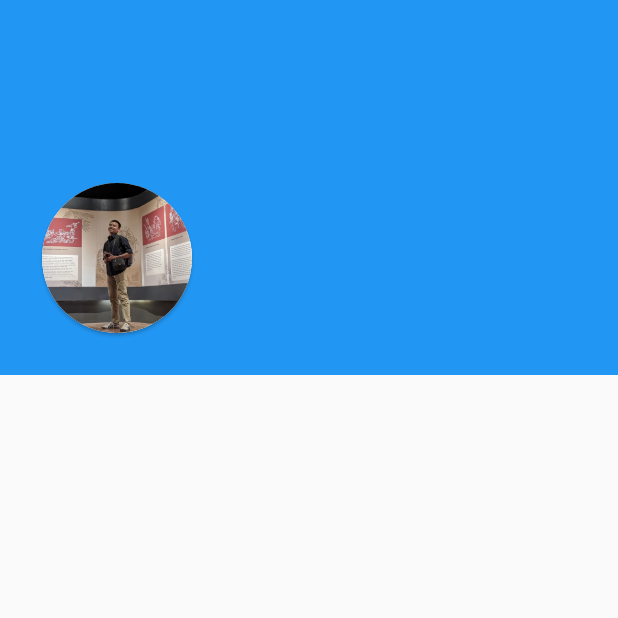
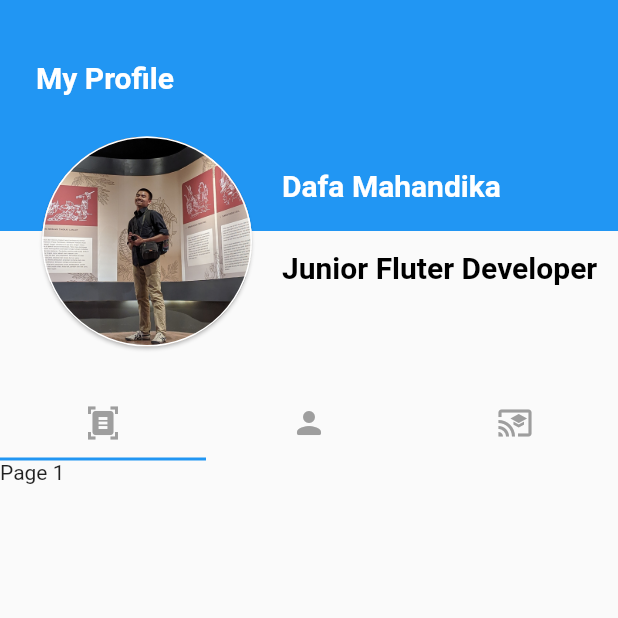
Before and after one commit to dafamahandika/flutter-chlorine-zoom, a Flutter app: the ProfilePage screen opened directly, on a phone screen of 412 x 824 dp, the top half of it. Run offline on Flutter 3.47's test engine with Material 2 defaults, Android fonts, the phone set to English and light mode, and no system bars; our stand-ins replace fluttertoast; accounts and stored records are empty.

Commit message:
sesi 6 done

```diff
--- a/lib/pages/home_page.dart
+++ b/lib/pages/home_page.dart
@@ -28,6 +28,17 @@ class _HomePageState extends State<HomePage> {
   @override
   Widget build(BuildContext context) {
     return Scaffold(
+      appBar: AppBar(
+        title: Text('My App'),
+        // actions: [
+        //   IconButton(
+        //       onPressed: () {
+        //         Navigator.pushReplacement(context,
+        //             MaterialPageRoute(builder: (context) => LoginPage()));
+        //       },
+        //       icon: const Icon(Icons.exit_to_app))
+        // ],
+      ),
       body: _body(context),
     );
   }
--- a/lib/pages/login_page.dart
+++ b/lib/pages/login_page.dart
@@ -82,7 +82,7 @@ class _LoginPageState extends State<LoginPage> {
                             Fluttertoast.showToast(
                               msg: "Harap Login !!!",
                               toastLength: Toast.LENGTH_LONG,
-                              gravity: ToastGravity.TOP,
+                              gravity: ToastGravity.BOTTOM,
                               timeInSecForIosWeb: 2,
                               backgroundColor: Colors.red,
                               textColor: Colors.white,
@@ -100,9 +100,9 @@ class _LoginPageState extends State<LoginPage> {
                             Fluttertoast.showToast(
                                 msg: "Username dan Password Salah",
                                 toastLength: Toast.LENGTH_SHORT,
-                                gravity: ToastGravity.CENTER,
+                                gravity: ToastGravity.BOTTOM,
                                 timeInSecForIosWeb: 2,
-                                backgroundColor: Colors.white,
+                                backgroundColor: Colors.red,
                                 textColor: Colors.white,
                                 fontSize: 16);
 
@@ -114,7 +114,7 @@ class _LoginPageState extends State<LoginPage> {
                                 toastLength: Toast.LENGTH_SHORT,
                                 gravity: ToastGravity.CENTER,
                                 timeInSecForIosWeb: 2,
-                                backgroundColor: Colors.white,
+                                backgroundColor: Colors.green,
                                 textColor: Colors.white,
                                 fontSize: 16);
 
--- a/lib/pages/profile_page.dart
+++ b/lib/pages/profile_page.dart
@@ -7,7 +7,15 @@ class ProfilePage extends StatefulWidget {
   State<ProfilePage> createState() => _ProfilePageState();
 }
 
-class _ProfilePageState extends State<ProfilePage> {
+class _ProfilePageState extends State<ProfilePage>
+    with SingleTickerProviderStateMixin {
+  TabController? tabController;
+  @override
+  void initState() {
+    tabController = TabController(length: 3, vsync: this);
+    super.initState();
+  }
+
   @override
   Widget build(BuildContext context) {
     return Scaffold(
@@ -16,31 +24,87 @@ class _ProfilePageState extends State<ProfilePage> {
   }
 
   _body(BuildContext context) {
-    return Stack(
+    return Column(
+      mainAxisSize: MainAxisSize.min,
+      children: [
+        SizedBox(
+          height: 259,
+          child: Stack(
             children: [
               Container(
                 width: MediaQuery.of(context).size.width,
-          height: 250,
+                height: 154,
                 color: Colors.blue,
+              ),
+              Positioned(
+                child: Padding(
+                  padding: const EdgeInsets.only(left: 24, top: 40),
+                  child: Text(
+                    "My Profile",
+                    style: TextStyle(
+                      fontSize: 20,
+                      fontWeight: FontWeight.bold,
+                      color: Colors.white,
+                    ),
+                  ),
+                ),
               ),
               Positioned(
                 left: 24,
                 bottom: 24,
-          child: Card(
+                child: Row(
+                  crossAxisAlignment: CrossAxisAlignment.start,
+                  children: [
+                    Card(
                       shape: RoundedRectangleBorder(
-              borderRadius: BorderRadius.circular(50),
+                        side: BorderSide(color: Colors.white),
+                        borderRadius: BorderRadius.circular(70),
                       ),
                       child: SizedBox(
-              width: 100,
-              height: 100,
+                        width: 140,
+                        height: 140,
                         child: ClipRRect(
-                borderRadius: BorderRadius.circular(50),
+                          borderRadius: BorderRadius.circular(70),
                           child: Image.asset(
                             "assets/dafa.jpg",
                             fit: BoxFit.cover,
                           ),
                         ),
                       ),
+                    ),
+                    const SizedBox(
+                      width: 16,
+                    ),
+                    Padding(
+                      padding: const EdgeInsets.only(
+                        top: 25,
+                      ),
+                      child: Column(
+                        crossAxisAlignment: CrossAxisAlignment.start,
+                        children: [
+                          Text(
+                            "Dafa Mahandika",
+                            style: TextStyle(
+                              fontSize: 20,
+                              fontWeight: FontWeight.bold,
+                              color: Colors.white,
+                            ),
+                          ),
+                          const SizedBox(
+                            height: 32,
+                          ),
+                          Text(
+                            "Junior Fluter Developer",
+                            style: TextStyle(
+                              fontSize: 20,
+                              fontWeight: FontWeight.bold,
+                              color: Colors.black,
+                            ),
+                          ),
+                        ],
+                      ),
+                    ),
+                  ],
                 ),
               )
 
@@ -69,6 +133,54 @@ class _ProfilePageState extends State<ProfilePage> {
               //     ),
               //   )
             ],
+          ),
+        ),
+        Expanded(
+          child: Column(
+            children: [
+              TabBar(
+                controller: tabController,
+                tabs: [
+                  Tab(
+                    icon: Icon(
+                      Icons.document_scanner,
+                      color: Colors.grey,
+                    ),
+                  ),
+                  Tab(
+                    icon: Icon(
+                      Icons.person_rounded,
+                      color: Colors.grey,
+                    ),
+                  ),
+                  Tab(
+                    icon: Icon(
+                      Icons.cast_for_education,
+                      color: Colors.grey,
+                    ),
+                  ),
+                ],
+              ),
+              Expanded(
+                child: TabBarView(
+                  controller: tabController,
+                  children: [
+                    Container(
+                      child: Text("Page 1"),
+                    ),
+                    Container(
+                      child: Text("Page 2"),
+                    ),
+                    Container(
+                      child: Text("Page 3"),
+                    ),
+                  ],
+                ),
+              ),
+            ],
+          ),
+        )
+      ],
     );
   }
 }
```
Lines whose indentation alone changed are shown as unchanged.
